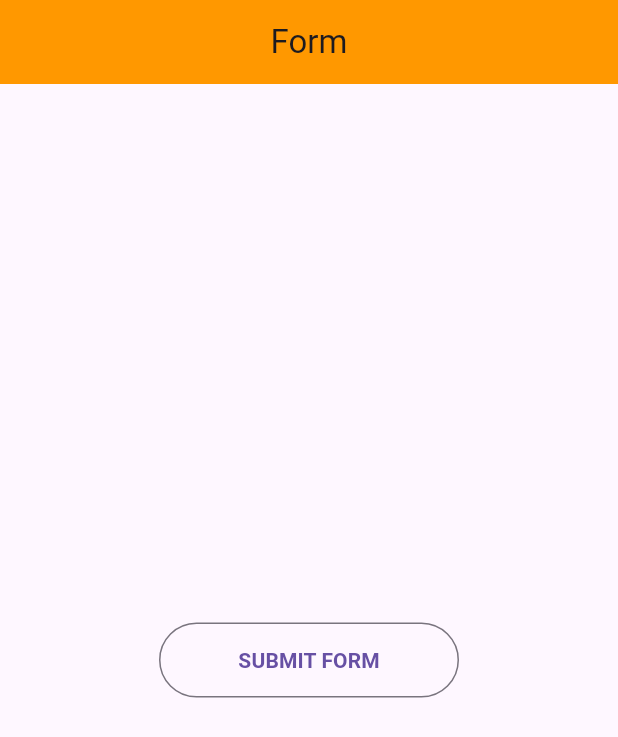
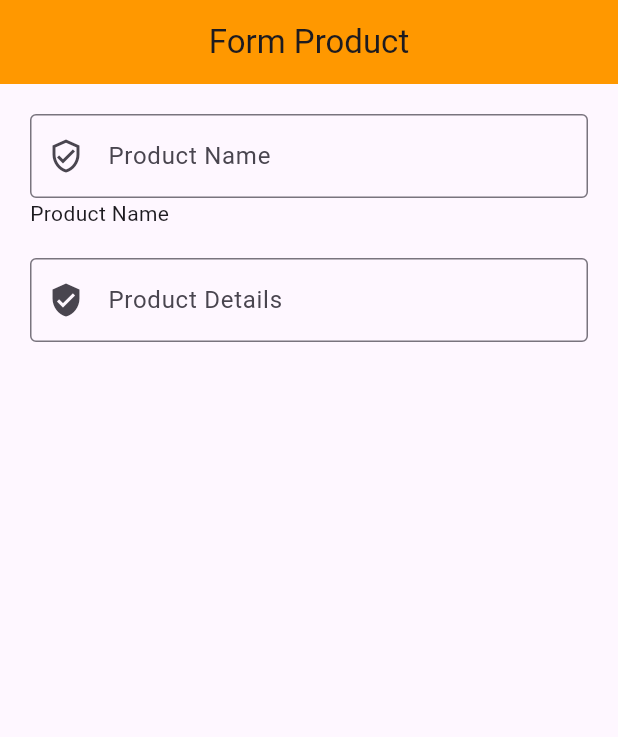
Before and after one commit to Sainathhiwale/flutter_bootcomp, a Flutter app: the screen it shows after launch, on a phone screen of 412 x 824 dp. Shown: the top 737 px of the screen. Run offline on Flutter 3.47's test engine with Material 3 defaults, Android fonts, the phone set to English and light mode, and no system bars; our stand-ins replace fluttertoast, font_awesome_flutter.

Commit message:
designed the form with controller id, TextFormField in flutter

```diff
--- a/lib/screen/navigater/details.dart
+++ b/lib/screen/navigater/details.dart
@@ -10,6 +10,10 @@ class Details extends StatelessWidget {
         title: Text("Details Page"),
         backgroundColor: Colors.green,
         centerTitle: true,
+        /*leading: IconButton(onPressed: () {
+          Navigator.pop(context);
+        }, icon: Icon(Icons.arrow_back),
+        ),*/  // added back arrow if default is not showing
       ),
 
       body: Padding(
--- a/lib/screen/navigater/form.dart
+++ b/lib/screen/navigater/form.dart
@@ -9,19 +9,61 @@ class MyForm extends StatefulWidget {
 }
 
 class _MyFormState extends State<MyForm> {
+  final _productConstroller = TextEditingController();
+  var _productName;
+
+  @override
+  void initState() {
+    super.initState();
+    _productConstroller.addListener(updateText);
+  }
+  void updateText() {
+    setState(() {
+      _productName = _productConstroller.text;
+    });
+  }
+
   @override
   Widget build(BuildContext context) {
     return Scaffold(
       appBar: AppBar(
-        title: Text("Form"),
+        title: Text("Form Product"),
         centerTitle: true,
         backgroundColor: Colors.orange,
-        /*leading: IconButton(onPressed: () {
-          Navigator.pop(context);
-        }, icon: Icon(Icons.arrow_back),
-        ),*/  // added back arrow if default is not showing
       ),
-      body: Center(
+      body: Container(
+        padding: EdgeInsets.all(20.0),
+        child: ListView(
+          children: [
+            TextFormField(
+              controller: _productConstroller,
+              decoration: InputDecoration(
+                  labelText: "Product Name",
+                  prefixIcon: Icon(Icons.verified_user_outlined),
+                  border: OutlineInputBorder()),
+            ),
+            Text("Product Name ${_productConstroller.text}"),
+            SizedBox(
+              height: 20,
+            ),
+            TextFormField(
+              decoration: InputDecoration(
+                labelText: "Product Details",
+                prefixIcon: Icon(Icons.verified_user),
+                border: OutlineInputBorder(),
+              ),
+            ),
+          ],
+        ),
+      ),
+    );
+  }
+
+
+
+}
+/*
+* child: Center(
           child: OutlinedButton(
             style: OutlinedButton.styleFrom(minimumSize: const Size(200, 50)),
             onPressed: () {
@@ -39,7 +81,4 @@ class _MyFormState extends State<MyForm> {
               style: const TextStyle(fontWeight: FontWeight.bold),
             ),
           ),
-      ),
-    );
-  }
-}
+        ),*/
```
Also changed, not shown: 1 other file. Lines whose indentation alone changed are shown as unchanged.
